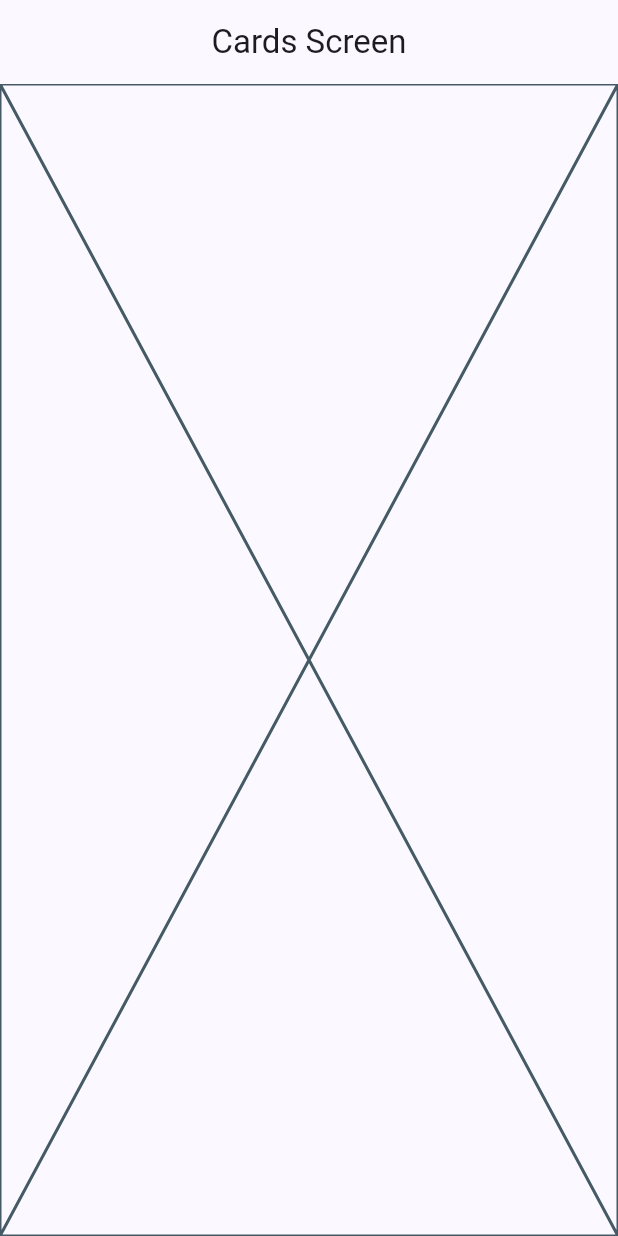
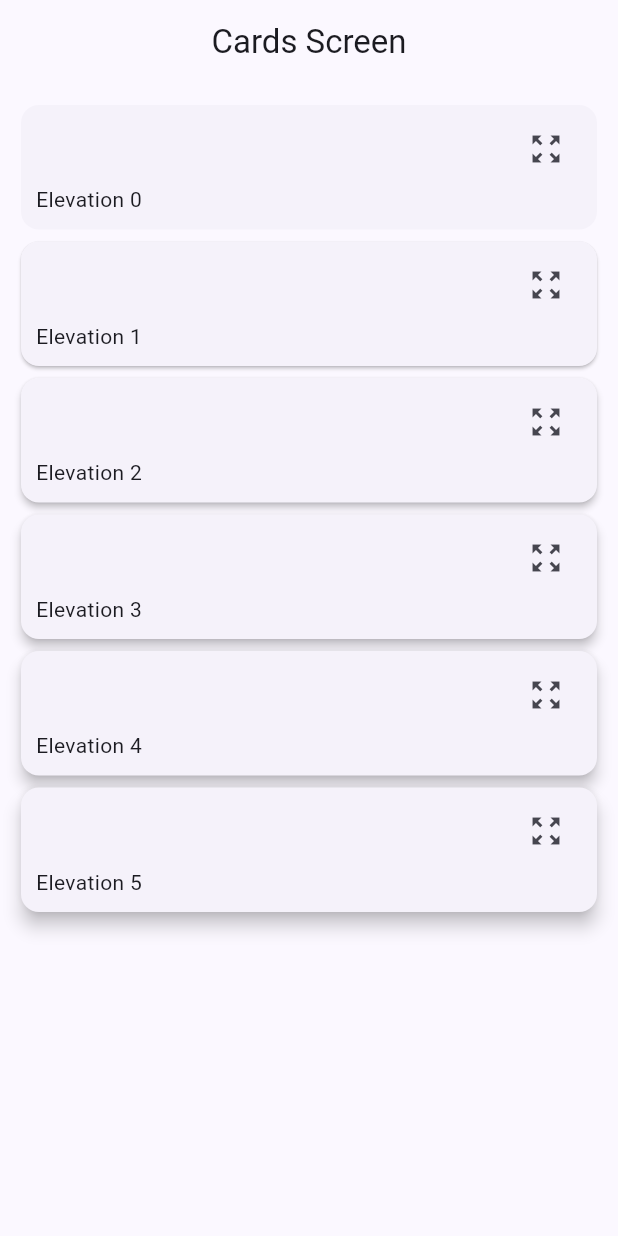
Before and after one commit to brihanPenayo/widgep_app, a Flutter app: the CardsScreen screen opened by its route, on a phone screen of 412 x 824 dp. Run offline on Flutter 3.47's test engine with Material 3 defaults, Android fonts, the phone set to English and light mode, and no system bars; our stand-ins replace go_router.

Commit message:
se define primeras tarjetas de prueba

```diff
--- a/lib/config/theme/app_theme.dart
+++ b/lib/config/theme/app_theme.dart
@@ -20,6 +20,8 @@ class AppTheme {
     return ThemeData(
         useMaterial3: true,
         colorSchemeSeed: colors[selectedColor],
-        appBarTheme: const AppBarTheme(centerTitle: true));
+        appBarTheme: const AppBarTheme(
+          centerTitle: true,
+        ));
   }
 }
--- a/lib/presentation/screens/buttons/buttons_screen.dart
+++ b/lib/presentation/screens/buttons/buttons_screen.dart
@@ -85,9 +85,12 @@ class CustomButton extends StatelessWidget {
     final color = Theme.of(context).colorScheme;
     return Material(
       color: color.primary,
-      child: Padding(
-        padding: const EdgeInsets.symmetric(horizontal: 20, vertical: 10),
-        child: Text(text, style: TextStyle(color: color.onPrimary)),
+      child: InkWell(
+        onTap: () {},
+        child: Padding(
+          padding: const EdgeInsets.symmetric(horizontal: 25, vertical: 15),
+          child: Text(text, style: TextStyle(color: color.onPrimary)),
+        ),
       ),
     );
   }
--- a/lib/presentation/screens/cards/cards_screen.dart
+++ b/lib/presentation/screens/cards/cards_screen.dart
@@ -1,4 +1,31 @@
 import 'package:flutter/material.dart';
+
+const List<Map<String, dynamic>> cards = [
+  {
+    'elevation': 0.0,
+    'label': 'Elevation 0',
+  },
+  {
+    'elevation': 1.0,
+    'label': 'Elevation 1',
+  },
+  {
+    'elevation': 2.0,
+    'label': 'Elevation 2',
+  },
+  {
+    'elevation': 3.0,
+    'label': 'Elevation 3',
+  },
+  {
+    'elevation': 4.0,
+    'label': 'Elevation 4',
+  },
+  {
+    'elevation': 5.0,
+    'label': 'Elevation 5',
+  }
+];
 
 class CardsScreen extends StatelessWidget {
   static const String name = 'cards-screen';
@@ -10,7 +37,57 @@ class CardsScreen extends StatelessWidget {
       appBar: AppBar(
         title: const Text('Cards Screen'),
       ),
-      body: const Placeholder(),
+      body: const _CardsView(),
     );
   }
 }
+
+class _CardsView extends StatelessWidget {
+  const _CardsView();
+
+  @override
+  Widget build(BuildContext context) {
+    return SingleChildScrollView(
+      child: Padding(
+        padding: const EdgeInsets.fromLTRB(10, 10, 10, 100),
+        child: Column(
+          children: [
+            ...cards.map((card) => _CardType1(
+                  elevation: card['elevation'],
+                  label: card['label'],
+                )),
+          ],
+        ),
+      ),
+    );
+  }
+}
+
+class _CardType1 extends StatelessWidget {
+  final double elevation;
+  final String label;
+  const _CardType1({required this.elevation, required this.label});
+
+  @override
+  Widget build(BuildContext context) {
+    return Card(
+      elevation: elevation,
+      child: Padding(
+        padding: const EdgeInsets.fromLTRB(10, 5, 10, 10),
+        child: Column(
+          children: [
+            Align(
+              alignment: Alignment.topRight,
+              child: IconButton(
+                  onPressed: () {},
+                  icon: const Icon(
+                    Icons.zoom_out_map,
+                  )),
+            ),
+            Align(alignment: Alignment.bottomLeft, child: Text(label)),
+          ],
+        ),
+      ),
+    );
+  }
+}
```
